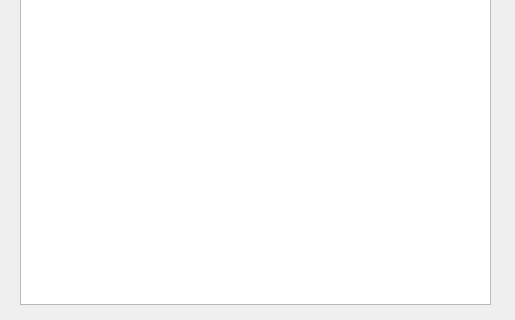
Old version of the form about.ui in the repository frank1789/LsDynaToAPDL; both pictures show x 0 to 515 and y 265 to 585 of the 515 by 585 pixel window.
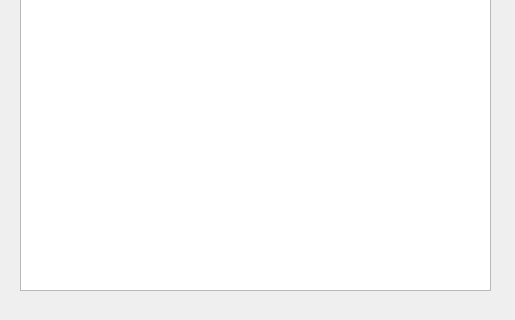
New version of the form.

Commit message:
:bug: version are void
search new trick to retrive git tag

```diff
--- a/about.ui
+++ b/about.ui
@@ -31,7 +31,7 @@
      <x>20</x>
      <y>145</y>
      <width>471</width>
-     <height>425</height>
+     <height>411</height>
     </rect>
    </property>
    <property name="frameShadow">
```
The commit also changes 2 other files.
